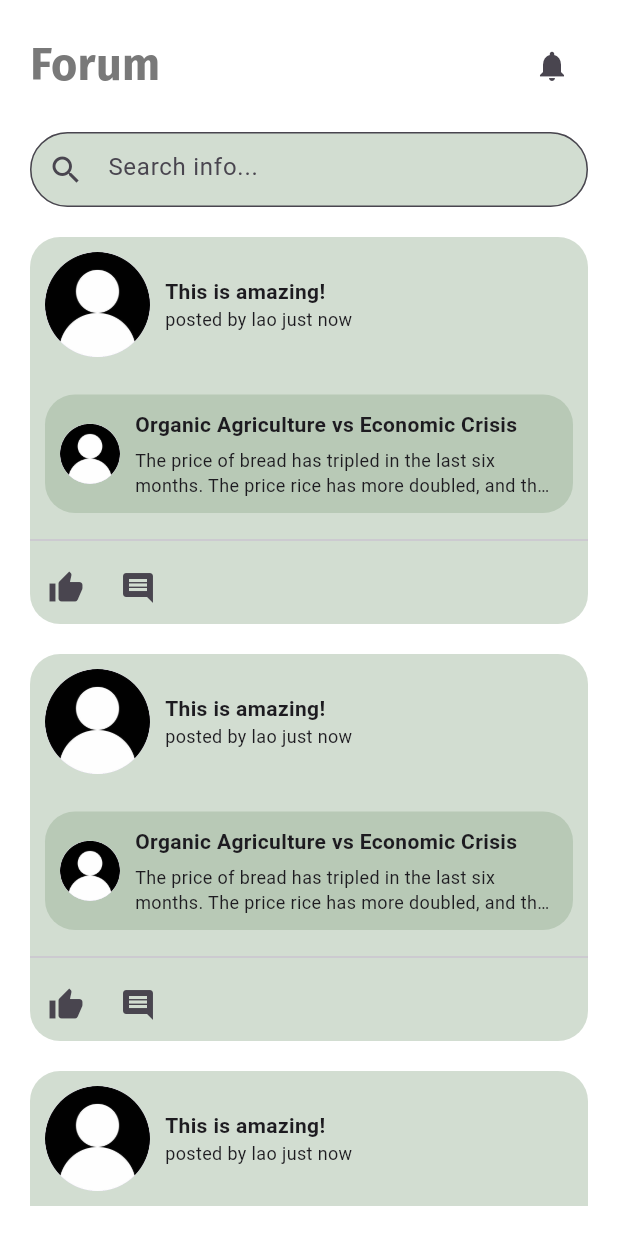
After one commit to YiyoChimal/NASA_Space_Apps_2024_Mecha_Cintli, a Flutter app: the ForumPage screen opened by its route, on a phone screen of 412 x 824 dp. The commit adds this screen. Run offline on Flutter 3.47's test engine with Material 3 defaults, Android fonts, the phone set to English and light mode, and no system bars; our stand-ins replace go_router, google_fonts, persistent_bottom_nav_bar.

Commit message:
add forum page

```diff
--- /dev/null
+++ b/lib/presentation/pages/home/forum_page.dart
@@ -0,0 +1,72 @@
+import 'package:crop_shield/presentation/widgets/forum_tile.dart';
+import 'package:flutter/material.dart';
+import 'package:google_fonts/google_fonts.dart';
+
+class ForumPage extends StatefulWidget {
+  const ForumPage({super.key});
+
+  @override
+  State<ForumPage> createState() => _ForumPageState();
+}
+
+class _ForumPageState extends State<ForumPage> {
+  final greenAccent = const Color.fromRGBO(146, 172, 143, 0.41);
+  final primaryGreen = const Color.fromRGBO(88, 144, 107, 1);
+  final secondaryGreen = const Color.fromRGBO(146, 172, 143, 0.41);
+  final hintColor = const Color.fromRGBO(121, 121, 121, 1);
+  final backgroundColor = const Color.fromRGBO(255, 255, 255, 1);
+
+  @override
+  Widget build(BuildContext context) {
+    return Scaffold(
+      backgroundColor: backgroundColor,
+      body: SafeArea(
+        child: Padding(
+          padding: const EdgeInsets.all(20.0),
+          child: ListView(
+            children: [
+              Row(
+                mainAxisAlignment: MainAxisAlignment.spaceBetween,
+                children: [
+                  Text(
+                    'Forum',
+                    style: GoogleFonts.firaSans(
+                        fontSize: 30,
+                        fontWeight: FontWeight.bold,
+                        color: hintColor),
+                  ),
+                  IconButton(
+                      onPressed: () {}, icon: const Icon(Icons.notifications))
+                ],
+              ),
+              const SizedBox(height: 20),
+              homeTextInput(),
+              const SizedBox(height: 20),
+              const ForumTile(),
+              const ForumTile(),
+              const ForumTile(),
+              const ForumTile(),
+            ],
+          ),
+        ),
+      ),
+    );
+  }
+
+  SizedBox homeTextInput() {
+    return SizedBox(
+      height: 50,
+      child: TextField(
+        decoration: InputDecoration(
+          hintText: 'Search info...',
+          filled: true,
+          fillColor: greenAccent,
+          prefixIcon: const Icon(Icons.search),
+          border: OutlineInputBorder(
+            borderRadius: BorderRadius.circular(30),
+          ),
+        ),
+      ),
+    );
+  }
+}
--- a/lib/presentation/pages/home/nav_bar.dart
+++ b/lib/presentation/pages/home/nav_bar.dart
@@ -1,3 +1,4 @@
+import 'package:crop_shield/presentation/pages/home/forum_page.dart';
 import 'package:crop_shield/presentation/pages/home/home_page.dart';
 import 'package:flutter/material.dart';
 import 'package:persistent_bottom_nav_bar/persistent_bottom_nav_bar.dart';
@@ -12,7 +13,7 @@ class MainHome extends StatefulWidget {
 List<Widget> _buildScreens() {
   return [
     const HomePage(),
-    const Center(child: Text('Forum')),
+    const ForumPage(),
     const Center(child: Text('Map')),
     const Center(child: Text('Market')),
     const Center(child: Text('Profile')),
--- /dev/null
+++ b/lib/presentation/widgets/forum_tile.dart
@@ -0,0 +1,114 @@
+import 'package:flutter/material.dart';
+
+class ForumTile extends StatelessWidget {
+  const ForumTile({
+    super.key,
+  });
+
+  static const greenAccent = Color.fromRGBO(146, 172, 143, 0.41);
+  static const primaryGreen = Color.fromRGBO(88, 144, 107, 1);
+  static const secondaryGreen = Color.fromRGBO(146, 172, 143, 0.41);
+  static const hintColor = Color.fromRGBO(121, 121, 121, 1);
+  static const backgroundColor = Color.fromRGBO(255, 255, 255, 1);
+
+  @override
+  Widget build(BuildContext context) {
+    return Container(
+      margin: const EdgeInsets.only(bottom: 20),
+      width: double.infinity,
+      decoration: BoxDecoration(
+        color: greenAccent,
+        borderRadius: BorderRadius.circular(20),
+      ),
+      child: Column(
+        children: [
+          Row(
+            children: [
+              Container(
+                margin: const EdgeInsets.all(10),
+                child: const CircleAvatar(
+                  radius: 35,
+                  backgroundImage: AssetImage('assets/images/profile.png'),
+                ),
+              ),
+              const Column(
+                crossAxisAlignment: CrossAxisAlignment.start,
+                children: [
+                  Text('This is amazing!',
+                      style: TextStyle(
+                        fontSize: 14,
+                        fontWeight: FontWeight.bold,
+                      )),
+                  Text('posted by lao just now',
+                      style: TextStyle(
+                        fontSize: 12,
+                      )),
+                ],
+              )
+            ],
+          ),
+          const SizedBox(height: 5),
+          Container(
+            padding: const EdgeInsets.all(10),
+            decoration: BoxDecoration(
+              color: secondaryGreen,
+              borderRadius: BorderRadius.circular(20),
+            ),
+            margin: const EdgeInsets.all(10),
+            child: const Column(
+              crossAxisAlignment: CrossAxisAlignment.start,
+              children: [
+                Row(
+                  children: [
+                    CircleAvatar(
+                      radius: 20,
+                      backgroundImage: AssetImage('assets/images/profile.png'),
+                    ),
+                    SizedBox(width: 10),
+                    Expanded(
+                      child: Column(
+                        crossAxisAlignment: CrossAxisAlignment.start,
+                        children: [
+                          Text(
+                            'Organic Agriculture vs Economic Crisis',
+                            style: TextStyle(
+                              fontSize: 14,
+                              fontWeight: FontWeight.bold,
+                            ),
+                          ),
+                          SizedBox(height: 5),
+                          Text(
+                            'The price of bread has tripled in the last six months. The price rice has more doubled, and there are large.',
+                            style: TextStyle(
+                              fontSize: 12,
+                            ),
+                            overflow: TextOverflow.ellipsis,
+                            maxLines: 2,
+                          ),
+                        ],
+                      ),
+                    ),
+                  ],
+                ),
+              ],
+            ),
+          ),
+          const Divider(),
+          Row(
+            mainAxisAlignment: MainAxisAlignment.start,
+            children: [
+              IconButton(
+                onPressed: () {},
+                icon: const Icon(Icons.thumb_up),
+              ),
+              IconButton(
+                onPressed: () {},
+                icon: const Icon(Icons.comment),
+              ),
+            ],
+          ),
+        ],
+      ),
+    );
+  }
+}
--- a/lib/presentation/widgets/crop_tile.dart
+++ b/lib/presentation/widgets/home/crop_tile.dart
@@ -7,7 +7,7 @@ class CropTile extends StatelessWidget {
   });
 
 final greenAccent = const Color.fromRGBO(146, 172, 143, 0.41);
-  final primaryGreen = const Color.fromRGBO(88, 144, 107, 1);
+final primaryGreen = const Color.fromRGBO(88, 144, 107, 1);
 
   @override
   Widget build(BuildContext context) {
--- a/lib/presentation/widgets/disaster_card.dart
+++ b/lib/presentation/widgets/home/disaster_card.dart
@@ -1,7 +1,9 @@
 import 'package:flutter/material.dart';
 
 class DisasterCard extends StatelessWidget {
-  const DisasterCard({super.key});
+  const DisasterCard({super.key, this.title});
+
+  final String? title;
 
   @override
   Widget build(BuildContext context) {
@@ -20,7 +22,7 @@ class DisasterCard extends StatelessWidget {
                   color: const Color.fromRGBO(44, 88, 59, 1.91),
                   borderRadius: BorderRadius.circular(5),
                 ),
-                child: const Text('Droughts'))
+                child:  Text(title ?? 'Flood')),
           ],
         ),
       ),
--- a/lib/routes.dart
+++ b/lib/routes.dart
@@ -1,3 +1,4 @@
+import 'package:crop_shield/presentation/pages/home/forum_page.dart';
 import 'package:crop_shield/presentation/pages/home/home_page.dart';
 import 'package:crop_shield/presentation/pages/auth/login_page.dart';
 import 'package:crop_shield/presentation/pages/auth/sign_up.page.dart';
@@ -7,11 +8,11 @@ import 'package:go_router/go_router.dart';
 
 final GoRouter router = GoRouter(
   routes: [
-
     GoRoute(path: '/', builder: (context, state) =>  SplashPage(),),
     GoRoute(path: '/login', builder: (context, state) =>  LoginPage(),),
     GoRoute(path: '/sign_up', builder: (context, state) =>  SignUpPage(),),
     GoRoute(path: '/main', builder: (context, state) =>  const MainHome(),),
     GoRoute(path: '/home', builder: (context, state) =>  const HomePage(),),
+    GoRoute(path: '/forum', builder: (context, state) =>  const ForumPage(),),
   ]
 );
```
Also changed, not shown: lib/presentation/pages/home/home_page.dart (+2 -5 lines), assets/images/profile.png (added), lib/presentation/pages/home/shop_page.dart (added).
